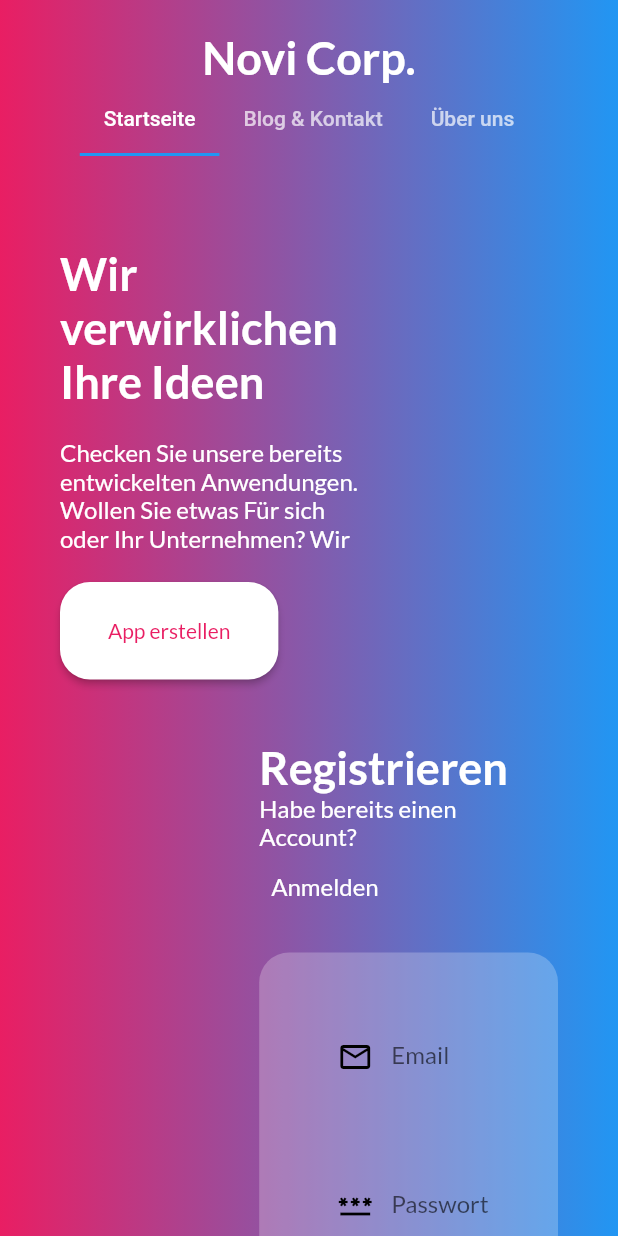
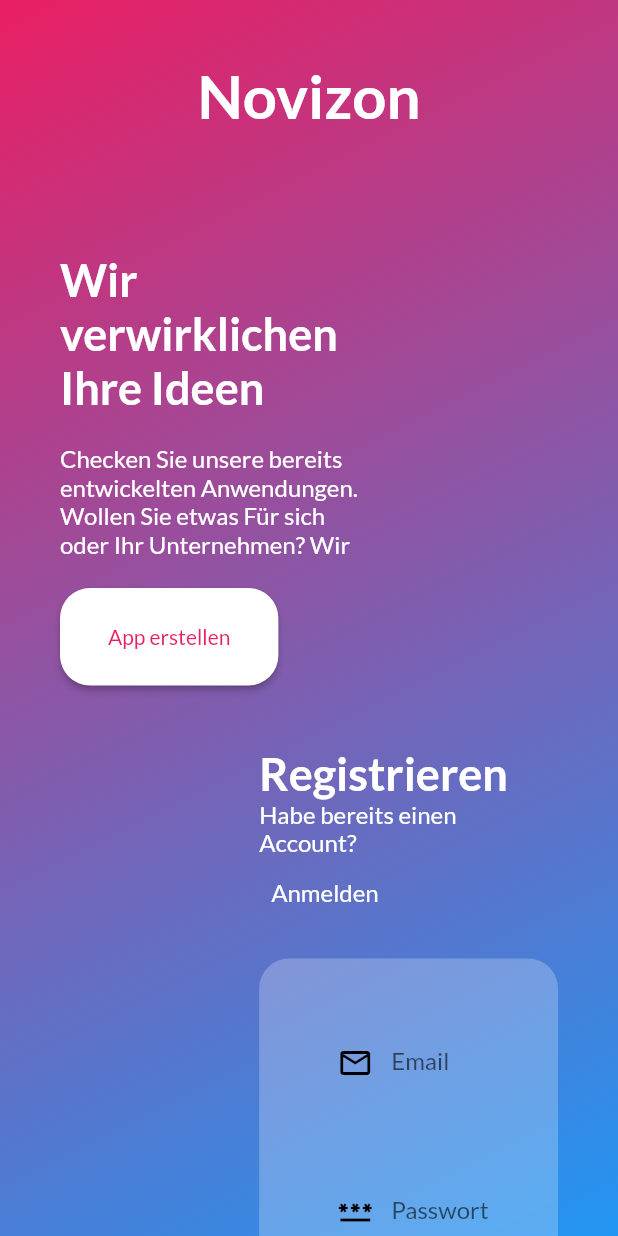
Before and after one commit to moritz-zoellner/nuviwebsite, a Flutter app: the screen it shows after launch, on a phone screen of 412 x 824 dp. Run offline on Flutter 3.47's test engine with Material 2 defaults, Android fonts, the phone set to English and light mode, and no system bars; our stand-ins replace cloud_firestore, csv, file_picker, firebase_auth, firebase_core, firebase_storage and 1 more; missing offline and left inert: dart:html, horizontal_data_table; accounts and stored records are empty.

Commit message:
removed tabbar

```diff
--- a/lib/home/home.dart
+++ /dev/null
@@ -1,77 +0,0 @@
-import 'package:flutter/material.dart';
-import 'package:noviwebsite/home/left_side.dart';
-import 'package:noviwebsite/home/right_side.dart';
-
-class HomeScreen extends StatelessWidget {
-  const HomeScreen({Key? key}) : super(key: key);
-
-  @override
-  Widget build(BuildContext context) {
-    return SingleChildScrollView(
-        child: Padding(
-            padding: const EdgeInsets.all(40),
-            child: LayoutBuilder(builder: (context, constraints) {
-              // if (constraints.maxWidth < 800) {
-              return Column(
-                  mainAxisAlignment: MainAxisAlignment.start,
-                  children: [
-                    Row(
-                      mainAxisAlignment: MainAxisAlignment.spaceBetween,
-                      children: [
-                        Flexible(
-                            flex: 3,
-                            child: Center(
-                              child: ConstrainedBox(
-                                  constraints:
-                                      const BoxConstraints(maxWidth: 600),
-                                  child: const LeftSide()),
-                            )),
-                        const Flexible(flex: 2, child: SizedBox()),
-                      ],
-                    ),
-                    const SizedBox(height: 40),
-                    Row(
-                      mainAxisAlignment: MainAxisAlignment.spaceBetween,
-                      children: [
-                        const Flexible(flex: 2, child: SizedBox()),
-                        Flexible(
-                          flex: 3,
-                          child: Center(
-                            child: ConstrainedBox(
-                                constraints:
-                                    const BoxConstraints(maxWidth: 600),
-                                child: const RightSide()),
-                          ),
-                        )
-                      ],
-                    ),
-                    const SizedBox(height: 40),
-                    Row(
-                      mainAxisAlignment: MainAxisAlignment.spaceBetween,
-                      children: [
-                        Flexible(
-                            flex: 3,
-                            child: Center(
-                                child: ConstrainedBox(
-                                    constraints:
-                                        const BoxConstraints(maxWidth: 600),
-                                    child: const Projects()))),
-                        const Flexible(flex: 2, child: SizedBox()),
-                      ],
-                    ),
-                  ]);
-/*              } else {
-                return Row(
-                    mainAxisAlignment: MainAxisAlignment.start,
-                    crossAxisAlignment: CrossAxisAlignment.start,
-                    children: const [
-                      Expanded(child: LeftSide()),
-                      SizedBox(width: 40),
-                      Expanded(child: RightSide()),
-                      SizedBox(width: 40),
-                      Expanded(child: Projects())
-                    ]);
-              }*/
-            })));
-  }
-}
--- a/lib/main.dart
+++ b/lib/main.dart
@@ -6,7 +6,8 @@ import 'package:google_fonts/google_fonts.dart';
 import 'package:noviwebsite/firebase_options.dart';
 import 'package:noviwebsite/aboutus/aboutus.dart';
 import 'package:noviwebsite/aboutus/blog.dart';
-import 'package:noviwebsite/home/home.dart';
+import 'package:noviwebsite/home/left_side.dart';
+import 'package:noviwebsite/home/right_side.dart';
 import 'package:noviwebsite/styling.dart';
 
 void main() async {
@@ -45,19 +46,68 @@ class MyApp extends StatelessWidget {
 
   @override
   Widget build(BuildContext context) {
-    return DefaultTabController(
-        length: 3,
-        child: MyScaffold(
-            child: NestedScrollView(
-                headerSliverBuilder: (c, b) =>
-                    [const SliverToBoxAdapter(child: MenuBar())],
-                body: const TabBarView(
-                    physics: NeverScrollableScrollPhysics(),
-                    children: [
-                      HomeScreen(),
-                      BlogScreen(),
-                      AboutUsScreen(),
-                    ]))));
+    return MyScaffold(
+        child: SingleChildScrollView(
+            child: Padding(
+                padding: const EdgeInsets.all(40),
+                child: LayoutBuilder(builder: (context, constraints) {
+                  return Column(
+                      mainAxisAlignment: MainAxisAlignment.start,
+                      children: [
+                        const Text("Novizon",
+                            style: TextStyle(
+                                fontWeight: FontWeight.bold,
+                                color: Colors.white,
+                                fontSize: 40)),
+                        const SizedBox(height: 80),
+                        Row(
+                          mainAxisAlignment: MainAxisAlignment.spaceBetween,
+                          children: [
+                            Flexible(
+                                flex: 3,
+                                child: Center(
+                                  child: ConstrainedBox(
+                                      constraints:
+                                          const BoxConstraints(maxWidth: 600),
+                                      child: const LeftSide()),
+                                )),
+                            const Flexible(flex: 2, child: SizedBox()),
+                          ],
+                        ),
+                        const SizedBox(height: 40),
+                        Row(
+                          mainAxisAlignment: MainAxisAlignment.spaceBetween,
+                          children: [
+                            const Flexible(flex: 2, child: SizedBox()),
+                            Flexible(
+                              flex: 3,
+                              child: Center(
+                                child: ConstrainedBox(
+                                    constraints:
+                                        const BoxConstraints(maxWidth: 600),
+                                    child: const RightSide()),
+                              ),
+                            )
+                          ],
+                        ),
+                        const SizedBox(height: 40),
+                        Row(
+                          mainAxisAlignment: MainAxisAlignment.spaceBetween,
+                          children: [
+                            Flexible(
+                                flex: 3,
+                                child: Center(
+                                    child: ConstrainedBox(
+                                        constraints:
+                                            const BoxConstraints(maxWidth: 600),
+                                        child: const Projects()))),
+                            const Flexible(flex: 2, child: SizedBox()),
+                          ],
+                        ),
+                        const BlogScreen(),
+                        const AboutUsScreen(),
+                      ]);
+                }))));
   }
 }
 
@@ -71,18 +121,7 @@ class MenuBar extends StatelessWidget {
       child: OverflowBar(
           overflowAlignment: OverflowBarAlignment.center,
           alignment: MainAxisAlignment.spaceBetween,
-          children: const [
-            Text("Novi Corp.",
-                style: TextStyle(
-                    fontWeight: FontWeight.bold,
-                    color: Colors.white,
-                    fontSize: 30)),
-            TabBar(isScrollable: true, tabs: [
-              Tab(text: "Startseite"),
-              Tab(text: "Blog & Kontakt"),
-              Tab(text: "Über uns"),
-            ])
-          ]),
+          children: const []),
     );
   }
 }
--- a/lib/styling.dart
+++ b/lib/styling.dart
@@ -76,8 +76,8 @@ class MyScaffold extends StatelessWidget {
             decoration: const BoxDecoration(
                 gradient: LinearGradient(
                     colors: [Colors.pink, Colors.blue],
-                    begin: Alignment.centerLeft,
-                    end: Alignment.centerRight)),
+                    begin: Alignment.topLeft,
+                    end: Alignment.bottomRight)),
             child: child));
   }
 }
```
Also changed, not shown: 1 other file.
